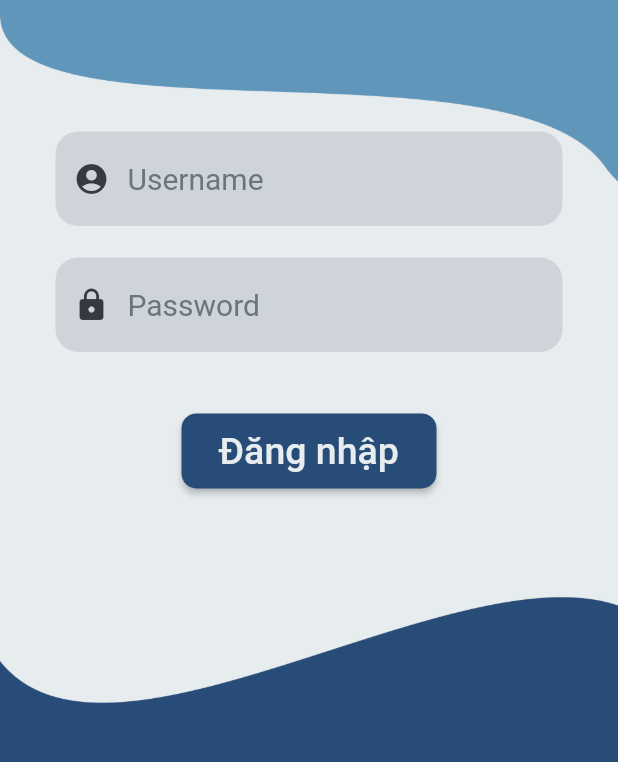
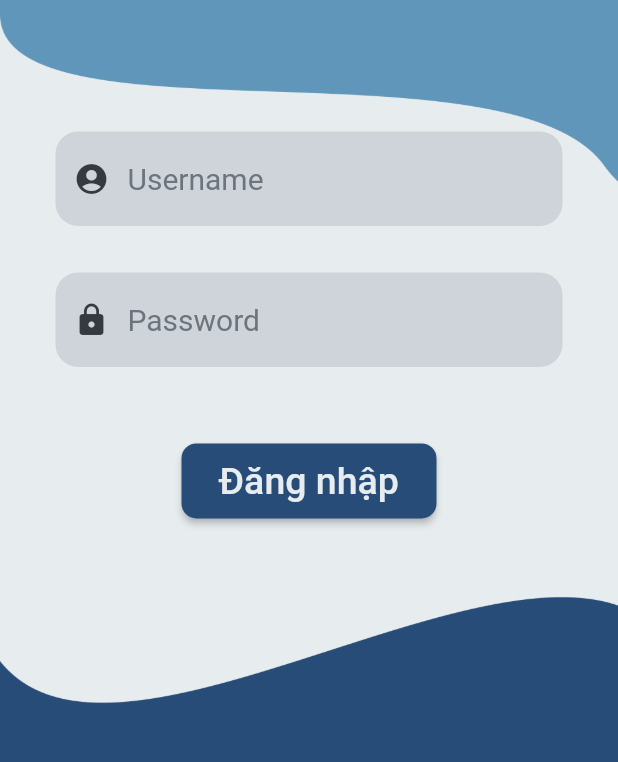
Before and after one commit to phian/PPrice_UI, a Flutter app: the screen it shows after launch, on a phone screen of 412 x 824 dp, the part 468-1230 px from its top. Run offline on Flutter 3.47's test engine with Material 2 defaults, Android fonts, the phone set to English and light mode, and no system bars; our stand-ins replace adaptive_dialog, charts_flutter, fl_chart, flutter_masked_text, flutter_money_formatter, flutter_swipe_action_cell and 1 more; missing offline and left inert: autocomplete_textfield, custom_pop_up_menu.

Commit message:
Fixed Login screen input field distance

```diff
--- a/lib/main.dart
+++ b/lib/main.dart
@@ -95,10 +95,11 @@ class _LoginScreenState extends State<LoginScreen> {
             loginInputWidget(Icons.account_circle_rounded, "Username",
                 _isObscureText, _userNameController),
             Container(
-              transform: Matrix4.translationValues(0.0, -10.0, 0.0),
+              transform: Matrix4.translationValues(0.0, -0.0, 0.0),
               child: loginInputWidget(
                   Icons.lock, "Password", !_isObscureText, _passwordController),
             ),
+            SizedBox(height: 20.0),
             MaterialButton(
               shape: RoundedRectangleBorder(
                   borderRadius: BorderRadius.circular(
```
